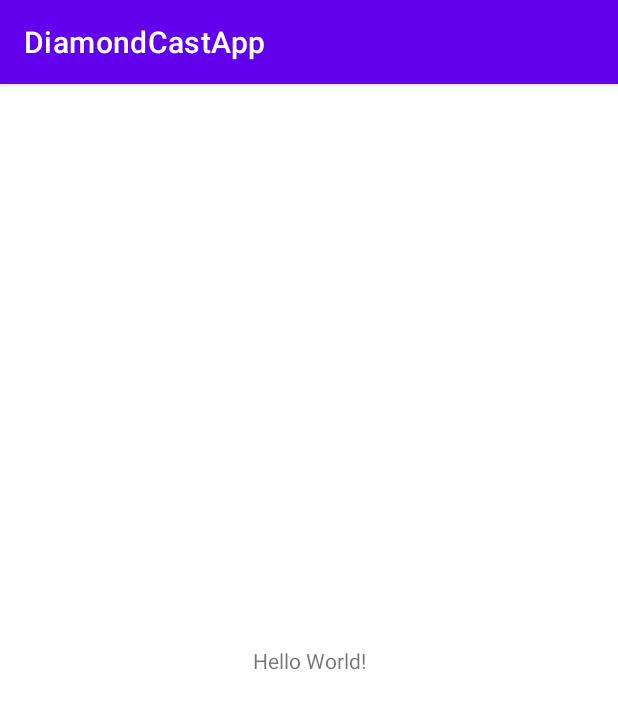
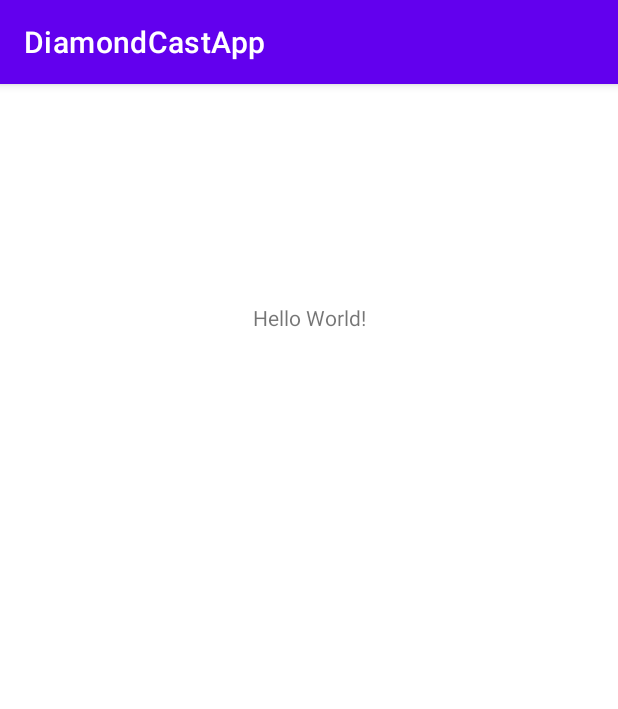
Before and after one commit to SCCapstone/DiamondCast, an Android app: the screen it shows after launch (MainActivity), on a phone screen of 412 x 824 dp. Shown: the top 709 px of the screen. Run offline under Robolectric (Android 15) with nearby library versions, the light colour scheme and no system bars.

Commit message:
Moved the text in the app to test if I can make changes

```diff
--- a/DiamondCastApp/app/src/main/res/layout/activity_main.xml
+++ b/DiamondCastApp/app/src/main/res/layout/activity_main.xml
@@ -13,6 +13,7 @@
         app:layout_constraintBottom_toBottomOf="parent"
         app:layout_constraintLeft_toLeftOf="parent"
         app:layout_constraintRight_toRightOf="parent"
-        app:layout_constraintTop_toTopOf="parent" />
+        app:layout_constraintTop_toTopOf="parent"
+        app:layout_constraintVertical_bias="0.195" />
 
 </androidx.constraintlayout.widget.ConstraintLayout>
```
